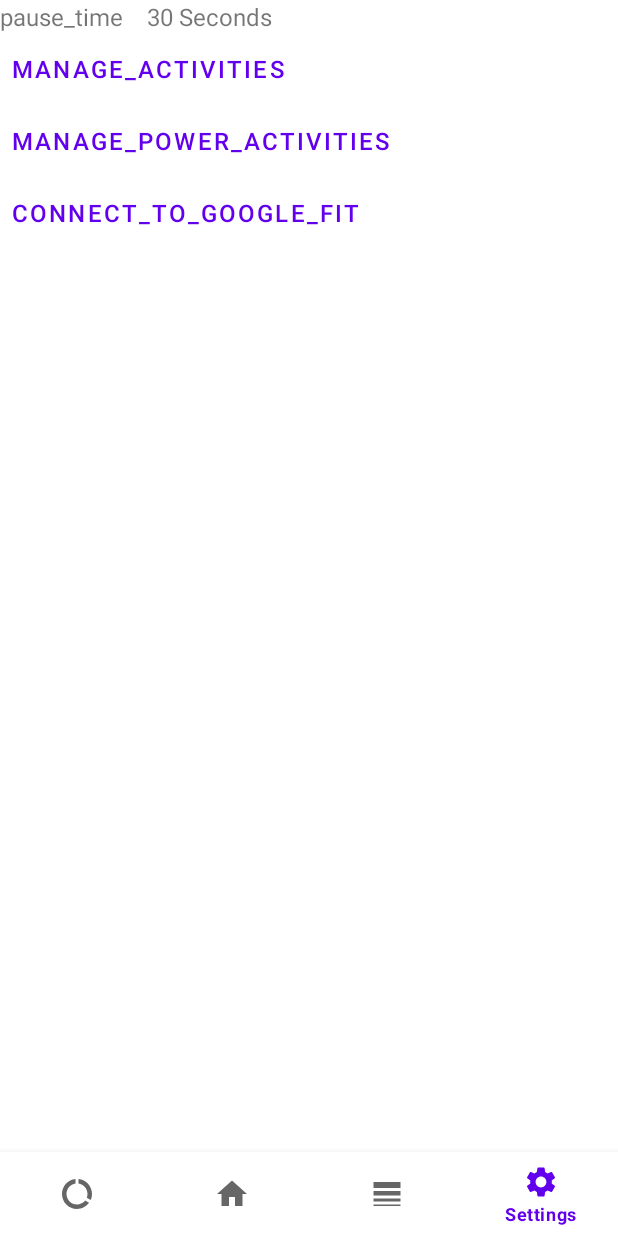
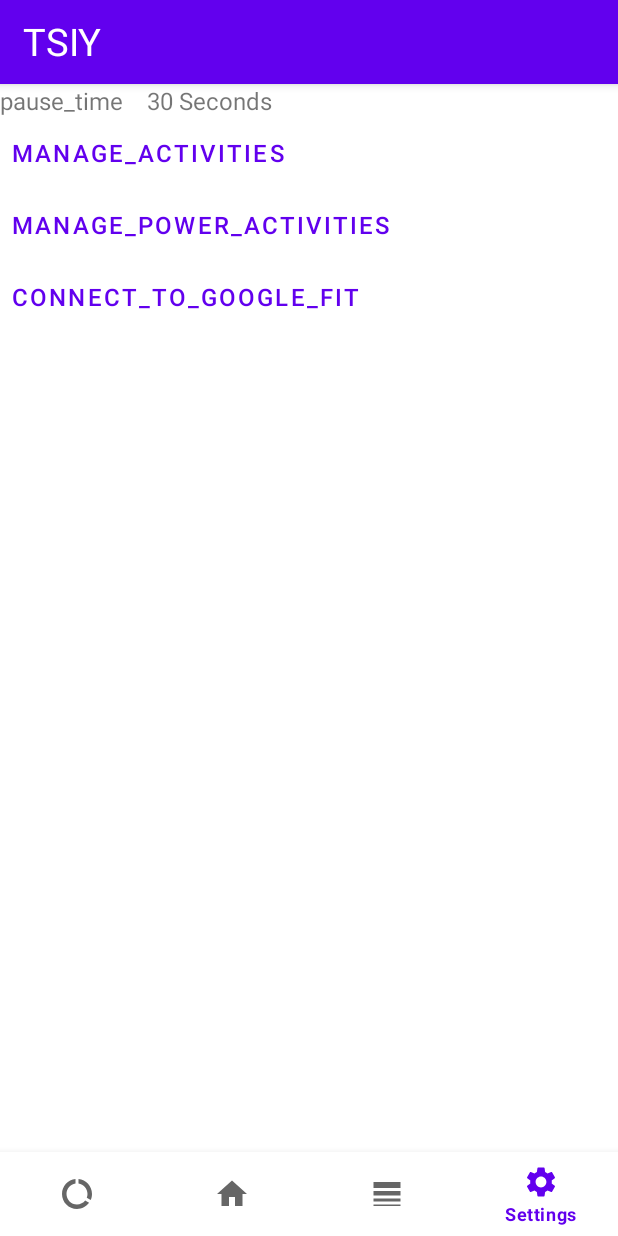
Before and after one commit to aschi2403/TSIY, an Android app: the screen it shows after launch (MainActivity), item 4 of the bottom bar chosen, on a phone screen of 412 x 824 dp. Run offline under Robolectric (Android 15) with nearby library versions, the phone set to English and light mode, and no system bars.

Commit message:
added TSIY header, fixed floating button

```diff
--- a/Android/app/src/main/java/aschi2403/tsiy/MainActivity.kt
+++ b/Android/app/src/main/java/aschi2403/tsiy/MainActivity.kt
@@ -21,13 +21,6 @@ class MainActivity : AppCompatActivity() {
     override fun onCreate(savedInstanceState: Bundle?) {
         super.onCreate(savedInstanceState)
         setContentView(R.layout.activity_main)
-
-        val mFab = findViewById<FloatingActionButton>(R.id.home_fab)
-
-        mFab.setOnClickListener {
-            val intent = Intent(this, ChooseActivityType::class.java).apply { }
-            startActivity(intent)
-        }
 
 
 
--- a/Android/app/src/main/java/aschi2403/tsiy/screens/HomeFragment.kt
+++ b/Android/app/src/main/java/aschi2403/tsiy/screens/HomeFragment.kt
@@ -1,5 +1,6 @@
 package aschi2403.tsiy.screens
 
+import android.content.Intent
 import android.os.Bundle
 import android.view.LayoutInflater
 import android.view.View
@@ -7,8 +8,13 @@ import android.view.ViewGroup
 import androidx.databinding.DataBindingUtil
 import androidx.fragment.app.Fragment
 import androidx.lifecycle.ViewModelProvider
+import androidx.navigation.fragment.NavHostFragment
+import androidx.navigation.fragment.findNavController
+import aschi2403.tsiy.ChooseActivityType
 import aschi2403.tsiy.R
 import aschi2403.tsiy.databinding.FragmentHomeBinding
+import kotlinx.android.synthetic.main.activity_main.*
+
 
 /**
  * A simple [Fragment] subclass.
@@ -33,7 +39,14 @@ class HomeFragment : Fragment() {
         binding.homeViewModel = viewModel
         binding.lifecycleOwner = this
 
+        binding.startNewActivity.setOnClickListener { onAdd() }
+
         return binding.root
     }
 
+    private fun onAdd() {
+        val i = Intent(requireView().context, ChooseActivityType::class.java)
+        startActivity(i)
+    }
+
 }
--- a/Android/app/src/main/res/layout/activity_main.xml
+++ b/Android/app/src/main/res/layout/activity_main.xml
@@ -1,32 +1,39 @@
 <?xml version="1.0" encoding="utf-8"?>
 <androidx.constraintlayout.widget.ConstraintLayout xmlns:android="http://schemas.android.com/apk/res/android"
-    xmlns:app="http://schemas.android.com/apk/res-auto"
-    xmlns:tools="http://schemas.android.com/tools"
-    android:layout_width="match_parent"
-    android:layout_height="match_parent"
-    tools:context=".MainActivity">
+                                                   xmlns:app="http://schemas.android.com/apk/res-auto"
+                                                   xmlns:tools="http://schemas.android.com/tools"
+                                                   android:layout_width="match_parent"
+                                                   android:layout_height="match_parent"
+                                                   tools:context=".MainActivity">
 
+    <com.google.android.material.appbar.AppBarLayout
+        android:layout_width="match_parent"
+        android:layout_height="56dp"
+        android:theme="@style/AppTheme.AppBarOverlay"
+        tools:ignore="MissingConstraints">
+
+        <TextView
+            android:id="@+id/textView"
+            android:layout_width="match_parent"
+            android:layout_height="wrap_content"
+            android:text="@string/app_name"
+            android:textSize="25sp"
+            android:layout_marginTop="10dp"
+            android:layout_marginStart="15dp"
+            android:textColor="@android:color/white"/>
+
+
+    </com.google.android.material.appbar.AppBarLayout>
     <FrameLayout
         android:id="@+id/main_frame"
         android:layout_width="match_parent"
         android:layout_height="match_parent"
         android:layout_marginBottom="56dp"
+        android:layout_marginTop="56dp"
         app:layout_constraintBottom_toBottomOf="parent"
         app:layout_constraintEnd_toEndOf="parent"
-        app:layout_constraintStart_toStartOf="parent"></FrameLayout>
-
-    <com.google.android.material.floatingactionbutton.FloatingActionButton
-        android:id="@+id/home_fab"
-        android:layout_width="wrap_content"
-        android:layout_height="wrap_content"
-
-        android:layout_marginEnd="16dp"
-        android:layout_marginBottom="16dp"
-        android:clickable="true"
-        android:src="@drawable/ic_baseline_add_24"
-        app:backgroundTint="#ff1da1f2"
-        app:layout_constraintBottom_toBottomOf="parent"
-        app:layout_constraintEnd_toStartOf="@+id/main_frame" />
+        app:layout_constraintStart_toStartOf="parent">
+    </FrameLayout>
 
     <com.google.android.material.bottomnavigation.BottomNavigationView
         android:id="@+id/main_nav"
```
Also changed, not shown: Android/app/src/main/res/layout/activity_choose_type.xml (+8 -4 lines), Android/app/src/main/res/layout/fragment_home.xml (+8 -0 lines).
